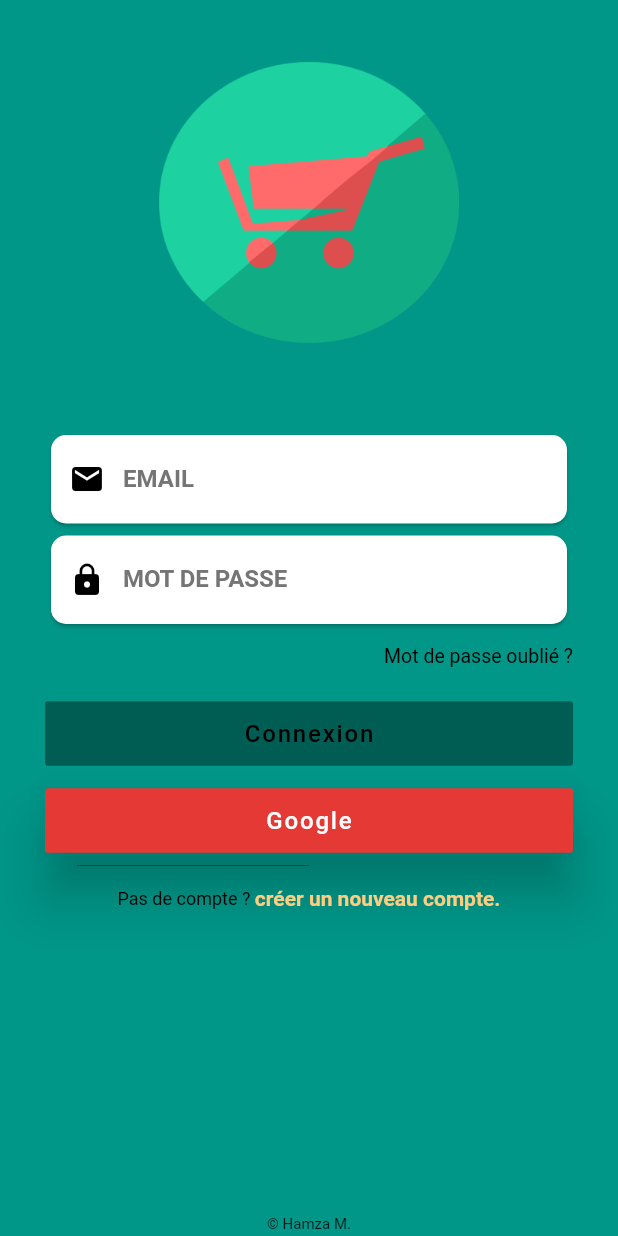
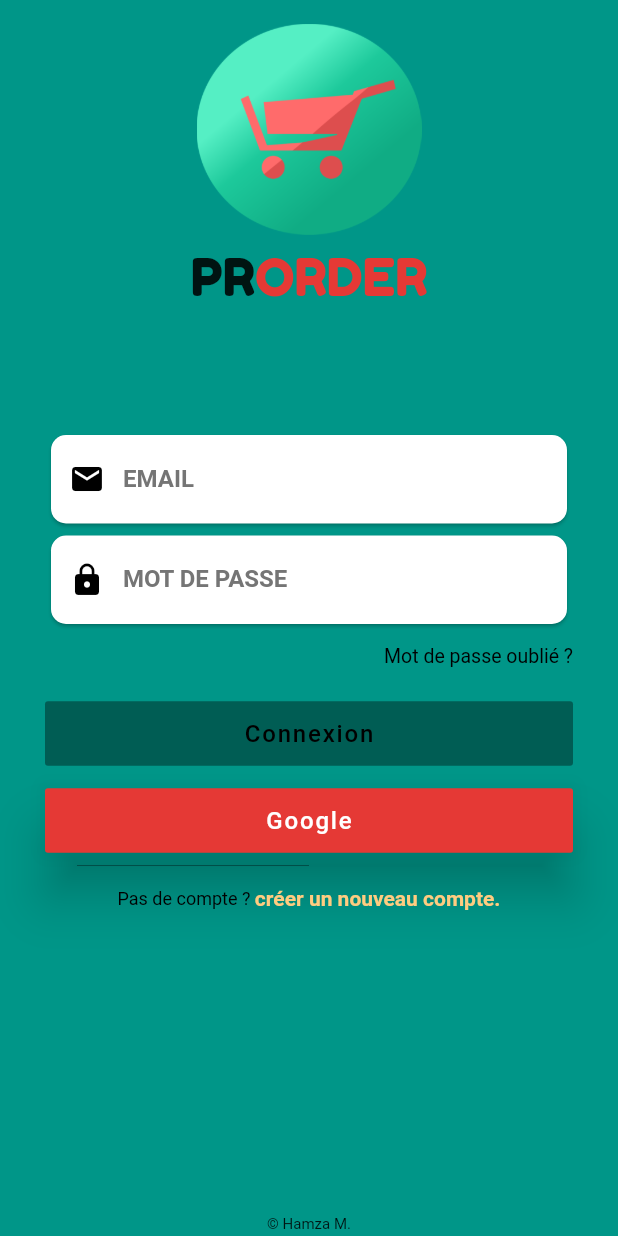
Before and after one commit to hamze10/easy_order, a Flutter app: the screen it shows after launch, on a phone screen of 412 x 824 dp. Run offline on Flutter 3.47's test engine with Material 2 defaults, Android fonts, the phone set to English and light mode, and no system bars; our stand-ins replace badges, bloc, cloud_firestore, csv, equatable, file_picker and 8 more; missing offline and left inert: flutter_open_whatsapp; accounts and stored records are empty.

```diff
--- a/lib/src/views/login/login_form.dart
+++ b/lib/src/views/login/login_form.dart
@@ -153,9 +153,39 @@ class _LoginFormState extends State<LoginForm> {
                   child: Column(
                     children: <Widget>[
                       Expanded(
-                        child: Image.asset(
-                          'images/logo_round.png',
-                          width: 200.0,
+                        child: Column(
+                          children: <Widget>[
+                            Padding(
+                              padding: const EdgeInsets.only(top: 16.0),
+                              child: Image.asset(
+                                'images/logo_round.png',
+                                width: 150.0,
+                              ),
+                            ),
+                            Padding(
+                              padding: const EdgeInsets.only(top: 8.0),
+                              child: Row(
+                                mainAxisAlignment: MainAxisAlignment.center,
+                                children: <Widget>[
+                                  Text(
+                                    'PR',
+                                    style: TextStyle(
+                                      fontFamily: 'Fredoka',
+                                      fontSize: 34.0,
+                                    ),
+                                  ),
+                                  Text(
+                                    'ORDER',
+                                    style: TextStyle(
+                                      fontFamily: 'Fredoka',
+                                      fontSize: 34.0,
+                                      color: Colors.red[600],
+                                    ),
+                                  ),
+                                ],
+                              ),
+                            ),
+                          ],
                         ),
                       ),
                       Expanded(
```
Also changed, not shown: images/logo_round.png, images/logo_square.png, 30 other files.
